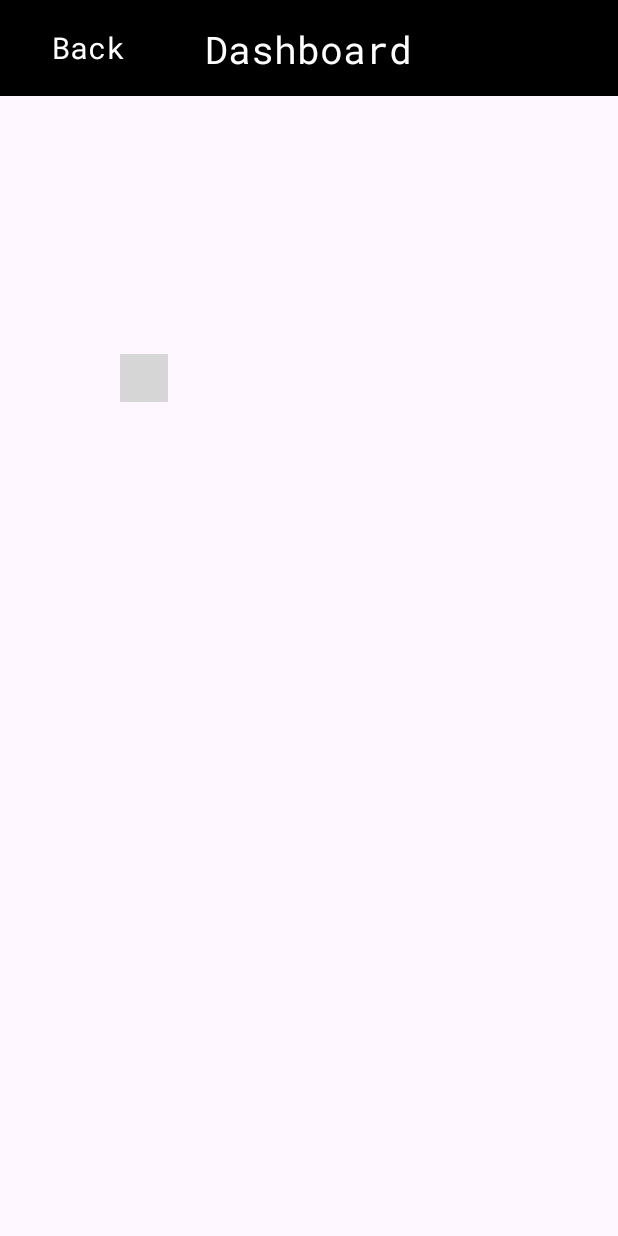
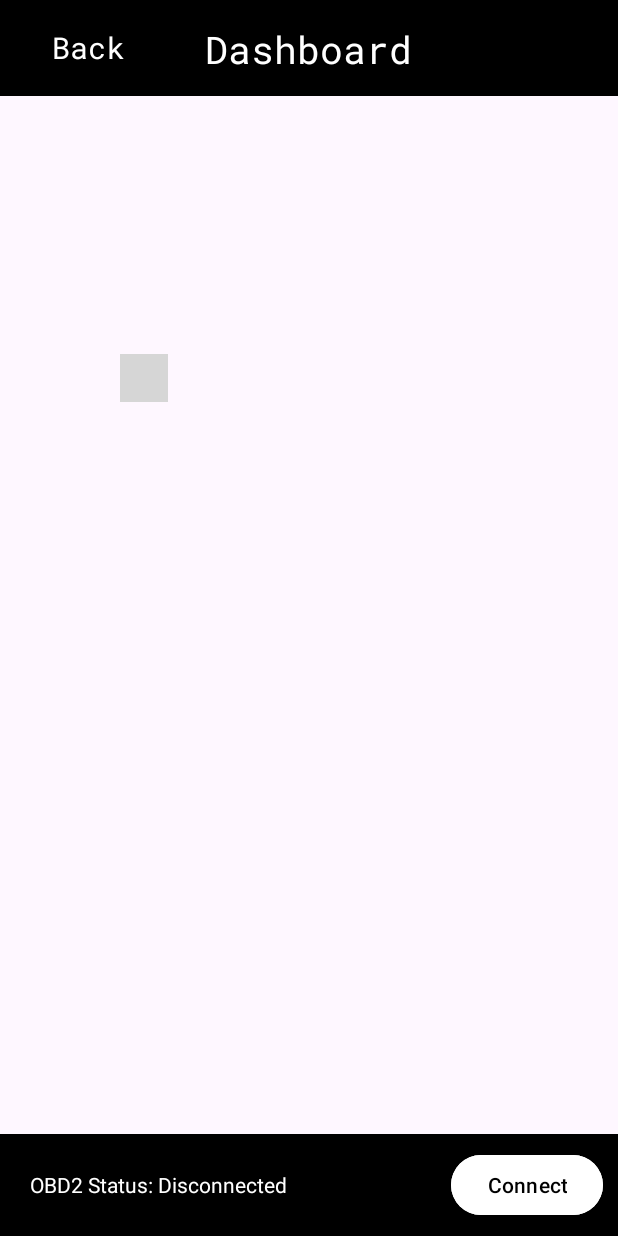
Before and after one commit to Erik-Mahej/VMSOBD2, an Android app: the carDashboard screen opened directly, with no data from a screen before it, on a phone screen of 412 x 824 dp. Run offline under Robolectric (Android 15) with nearby library versions, the phone set to English and light mode, and no system bars; plain views replace DeluxeSpeedView; grey boxes are pictures that could not be loaded.

Commit message:
pridany toolbar v dashboardu

```diff
--- a/app/src/main/res/layout/activity_dashboard.xml
+++ b/app/src/main/res/layout/activity_dashboard.xml
@@ -50,6 +50,7 @@
         app:layout_constraintTop_toTopOf="parent" />
 
     <com.github.anastr.speedviewlib.DeluxeSpeedView
+        android:id="@+id/speedView"
         android:layout_width="wrap_content"
         android:layout_height="wrap_content"
         android:layout_marginStart="80dp"
@@ -57,4 +58,35 @@
         app:layout_constraintStart_toStartOf="parent"
         app:layout_constraintTop_toTopOf="parent" />
 
+    <LinearLayout
+        android:id="@+id/bottom_toolbar"
+        android:layout_width="0dp"
+        android:layout_height="wrap_content"
+        android:orientation="horizontal"
+        android:background="@color/black"
+        android:padding="10dp"
+        app:layout_constraintStart_toStartOf="parent"
+        app:layout_constraintEnd_toEndOf="parent"
+        app:layout_constraintBottom_toBottomOf="parent">
+
+        <TextView
+            android:id="@+id/connection_status"
+            android:layout_width="0dp"
+            android:layout_height="wrap_content"
+            android:layout_weight="1"
+            android:text="OBD2 Status: Disconnected"
+            android:textColor="@color/white"
+            android:gravity="center_vertical"
+            android:paddingStart="10dp"
+            android:paddingEnd="10dp" />
+
+        <Button
+            android:id="@+id/btnConnect"
+            android:layout_width="wrap_content"
+            android:layout_height="wrap_content"
+            android:text="Connect"
+            android:backgroundTint="@color/white"
+            android:textColor="@color/black" />
+    </LinearLayout>
+
 </androidx.constraintlayout.widget.ConstraintLayout>
```
